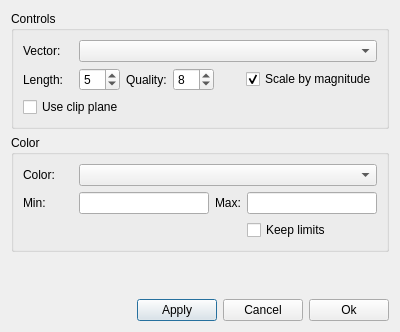
Old version of the form ElmerGUI/vtkpost/vector.ui in the repository tehnick/elmerfem.
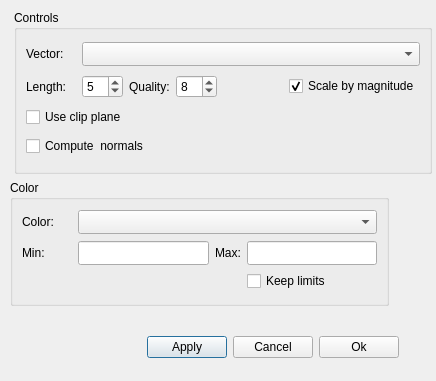
New version of the form. Icons and pictures are not drawn.

Commit message: ElmerGUI: add smooth shading option to vectors...

```diff
--- a/ElmerGUI/vtkpost/vector.ui
+++ b/ElmerGUI/vtkpost/vector.ui
@@ -5,8 +5,8 @@
    <rect>
     <x>0</x>
     <y>0</y>
-    <width>397</width>
-    <height>332</height>
+    <width>436</width>
+    <height>381</height>
    </rect>
   </property>
   <property name="windowTitle" >
@@ -15,9 +15,15 @@
   <property name="windowIcon" >
    <iconset resource="../ElmerGUI.qrc" >:/icons/Mesh3D.png</iconset>
   </property>
-  <layout class="QVBoxLayout" >
-   <item>
     <widget class="QGroupBox" name="controlsGroup" >
+   <property name="geometry" >
+    <rect>
+     <x>14</x>
+     <y>10</y>
+     <width>418</width>
+     <height>164</height>
+    </rect>
+   </property>
      <property name="title" >
       <string>Controls</string>
      </property>
@@ -161,11 +167,41 @@
         </item>
        </layout>
       </item>
-     </layout>
+    <item>
+     <layout class="QHBoxLayout" >
+      <item>
+       <widget class="QCheckBox" name="useNormals" >
+        <property name="text" >
+         <string>Compute  normals</string>
+        </property>
     </widget>
    </item>
    <item>
+       <spacer>
+        <property name="orientation" >
+         <enum>Qt::Horizontal</enum>
+        </property>
+        <property name="sizeHint" >
+         <size>
+          <width>40</width>
+          <height>20</height>
+         </size>
+        </property>
+       </spacer>
+      </item>
+     </layout>
+    </item>
+   </layout>
+  </widget>
     <widget class="QGroupBox" name="colorGroup" >
+   <property name="geometry" >
+    <rect>
+     <x>10</x>
+     <y>180</y>
+     <width>379</width>
+     <height>126</height>
+    </rect>
+   </property>
      <property name="title" >
       <string>Color</string>
      </property>
@@ -262,21 +298,15 @@
       </item>
      </layout>
     </widget>
-   </item>
-   <item>
-    <spacer>
-     <property name="orientation" >
-      <enum>Qt::Vertical</enum>
-     </property>
-     <property name="sizeHint" >
-      <size>
-       <width>378</width>
-       <height>16</height>
-      </size>
-     </property>
-    </spacer>
-   </item>
-   <item>
+  <widget class="QWidget" name="" >
+   <property name="geometry" >
+    <rect>
+     <x>20</x>
+     <y>330</y>
+     <width>379</width>
+     <height>34</height>
+    </rect>
+   </property>
     <layout class="QHBoxLayout" >
      <item>
       <spacer>
@@ -319,8 +349,7 @@
       </widget>
      </item>
     </layout>
-   </item>
-  </layout>
+  </widget>
  </widget>
  <resources>
   <include location="../ElmerGUI.qrc" />
```
Lines whose indentation alone changed are shown as unchanged.
